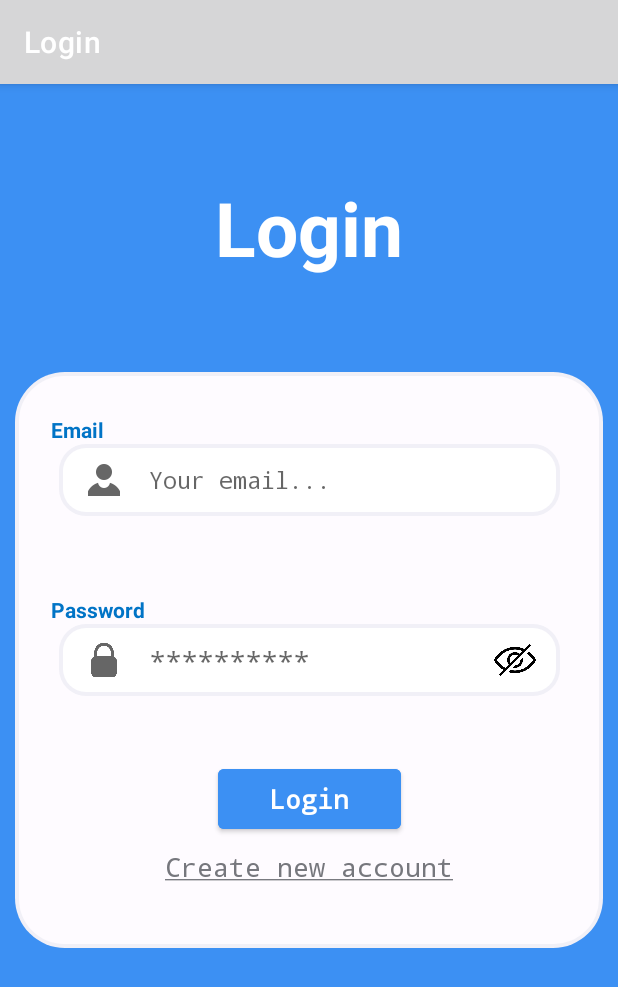
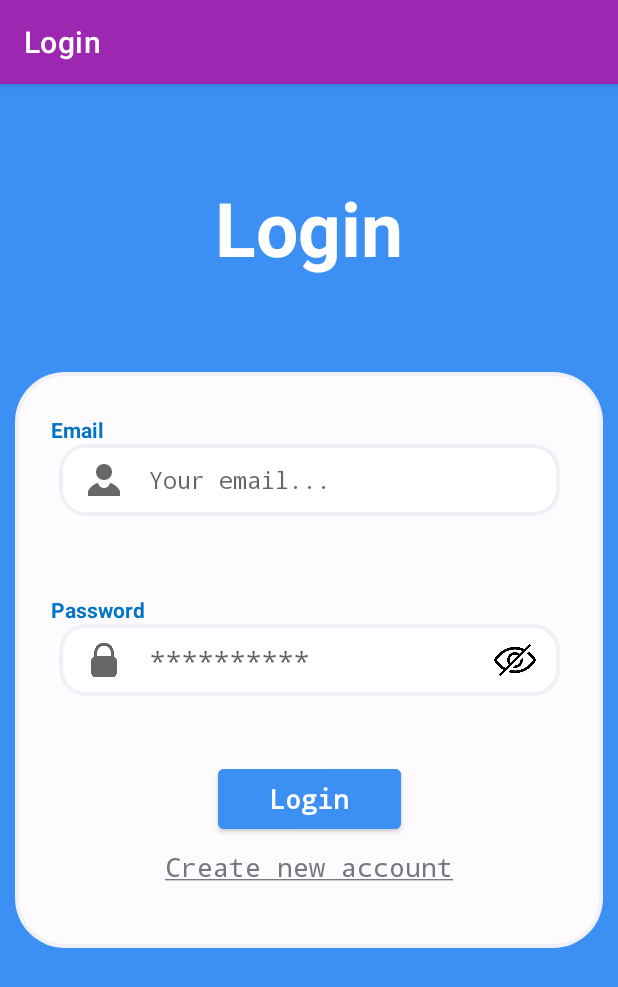
Before and after one commit to ShadyHBedda/Coins-Final, an Android app: the screen it shows after launch (Login), on a phone screen of 412 x 824 dp. Shown: the top 987 px of the screen. Run offline under Robolectric (Android 15) with nearby library versions, the phone set to English and light mode, and no system bars; our stand-ins replace Firebase (no records; nobody signed in at launch, a user with empty details on screens opened directly), navigation-ui.

Commit message:
Added missing color resources that were preventing build.

```diff
--- a/app/src/main/res/values/colors.xml
+++ b/app/src/main/res/values/colors.xml
@@ -80,6 +80,7 @@
     <color name="dark_gray">#A9A9A9</color>
     <color name="brown">#A52A2A</color>
     <color name="sienna">#A0522D</color>
+    <color name="purple_500">#9C27B0</color>
     <color name="yellow_green">#9ACD32</color>
     <color name="dark_orchid">#9932CC</color>
     <color name="pale_green">#98FB98</color>
@@ -93,6 +94,7 @@
     <color name="blue_violet">#8A2BE2</color>
     <color name="light_sky_blue">#87CEFA</color>
     <color name="sky_blue">#87CEEB</color>
+    <color name="teal_200">#80CBC4</color>
     <color name="gray">#808080</color>
     <color name="olive">#808000</color>
     <color name="purple">#800080</color>
@@ -101,6 +103,8 @@
     <color name="chartreuse">#7FFF00</color>
     <color name="lawn_green">#7CFC00</color>
     <color name="medium_slate_blue">#7B68EE</color>
+    <color name="purple_700">#7B1FA2</color>
+    <color name="purple_200">#CE93D8</color>
     <color name="light_slate_gray">#778899</color>
     <color name="slate_gray">#708090</color>
     <color name="olive_drab">#6B8E23</color>
@@ -134,10 +138,12 @@
     <color name="dark_cyan">#008B8B</color>
     <color name="teal">#008080</color>
     <color name="green">#008000</color>
+    <color name="teal_700">#00796B</color>
     <color name="dark_green">#006400</color>
     <color name="blue">#0000FF</color>
     <color name="medium_blue">#0000CD</color>
     <color name="dark_blue">#00008B</color>
     <color name="navy">#000080</color>
     <color name="black">#000000</color>
+
 </resources>
```
